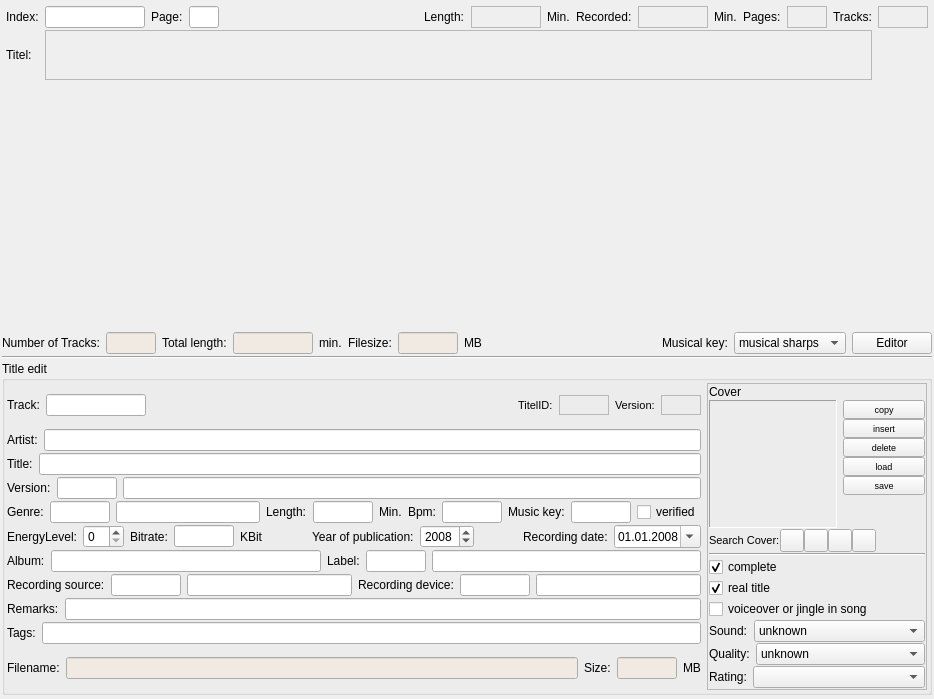
The window that src/editor/edit.ui (pfedick/winmusik) describes before a commit, drawn with Qt 5.
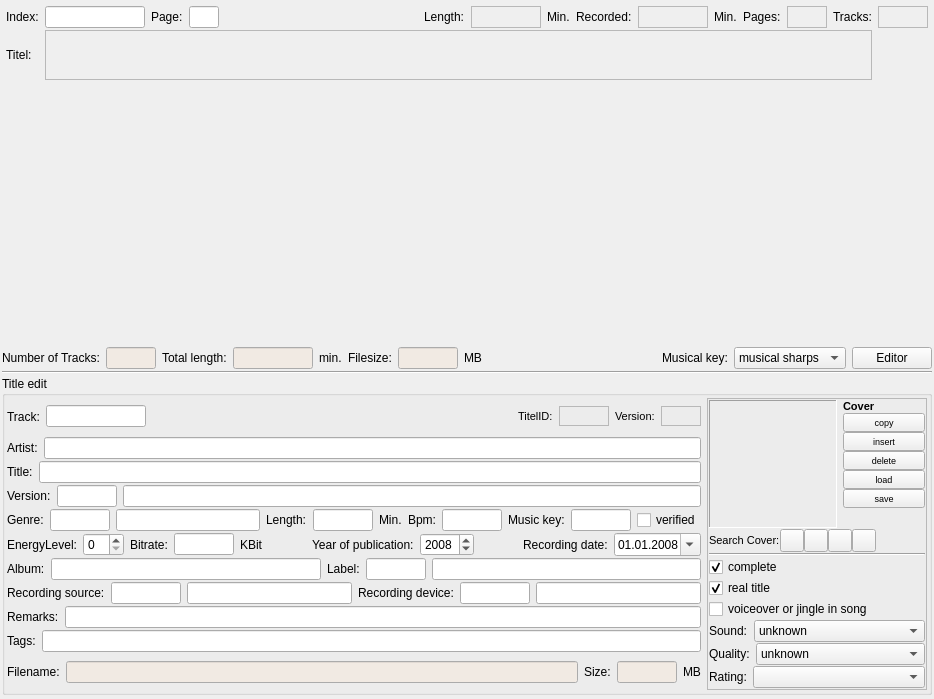
The same window after the commit. Icons and pictures are not drawn. Custom widgets are drawn as their Qt base class.

Patch:
```diff
--- a/src/editor/edit.ui
+++ b/src/editor/edit.ui
@@ -1521,13 +1521,6 @@
            <property name="margin">
             <number>1</number>
            </property>
-           <item>
-            <widget class="QLabel" name="label_21">
-             <property name="text">
-              <string>Cover</string>
-             </property>
-            </widget>
-           </item>
            <item>
             <layout class="QHBoxLayout" name="horizontalLayout_3">
              <property name="topMargin">
@@ -1581,6 +1574,20 @@
                <property name="topMargin">
                 <number>0</number>
                </property>
+               <item>
+                <widget class="QLabel" name="label_21">
+                 <property name="font">
+                  <font>
+                   <pointsize>8</pointsize>
+                   <weight>75</weight>
+                   <bold>true</bold>
+                  </font>
+                 </property>
+                 <property name="text">
+                  <string>Cover</string>
+                 </property>
+                </widget>
+               </item>
                <item>
                 <widget class="QPushButton" name="coverCopyButton">
                  <property name="maximumSize">
```
